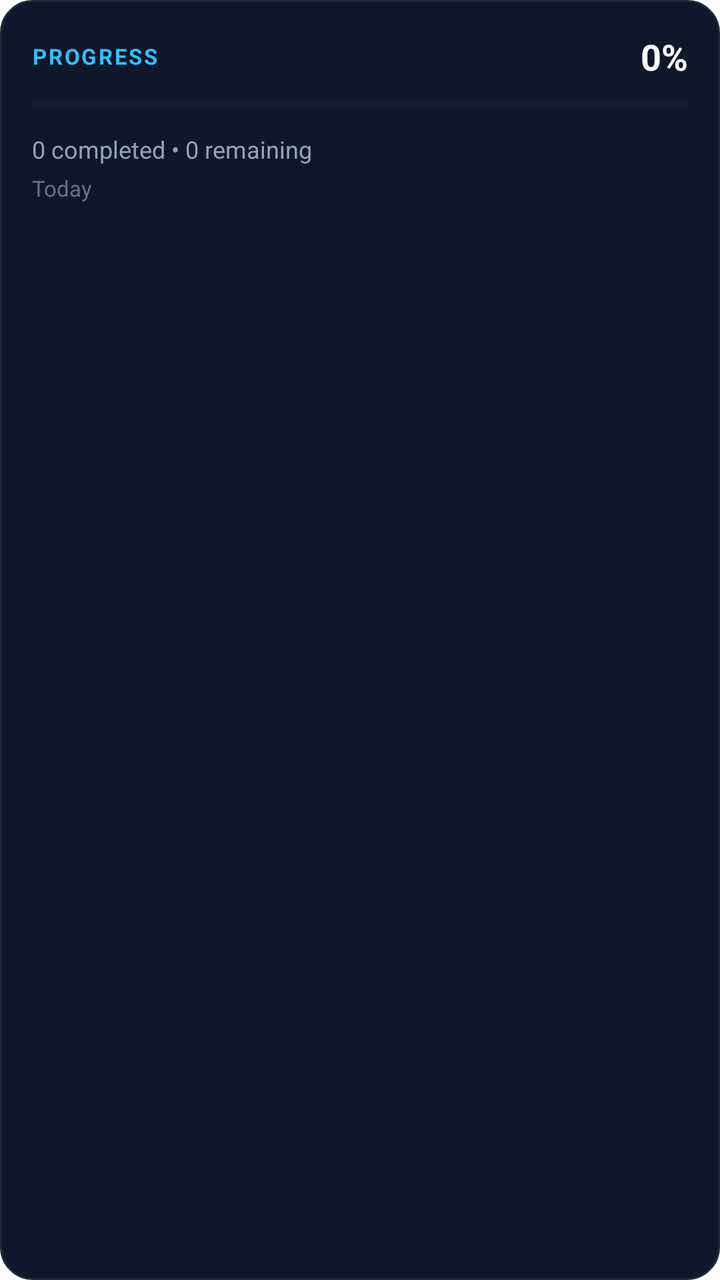
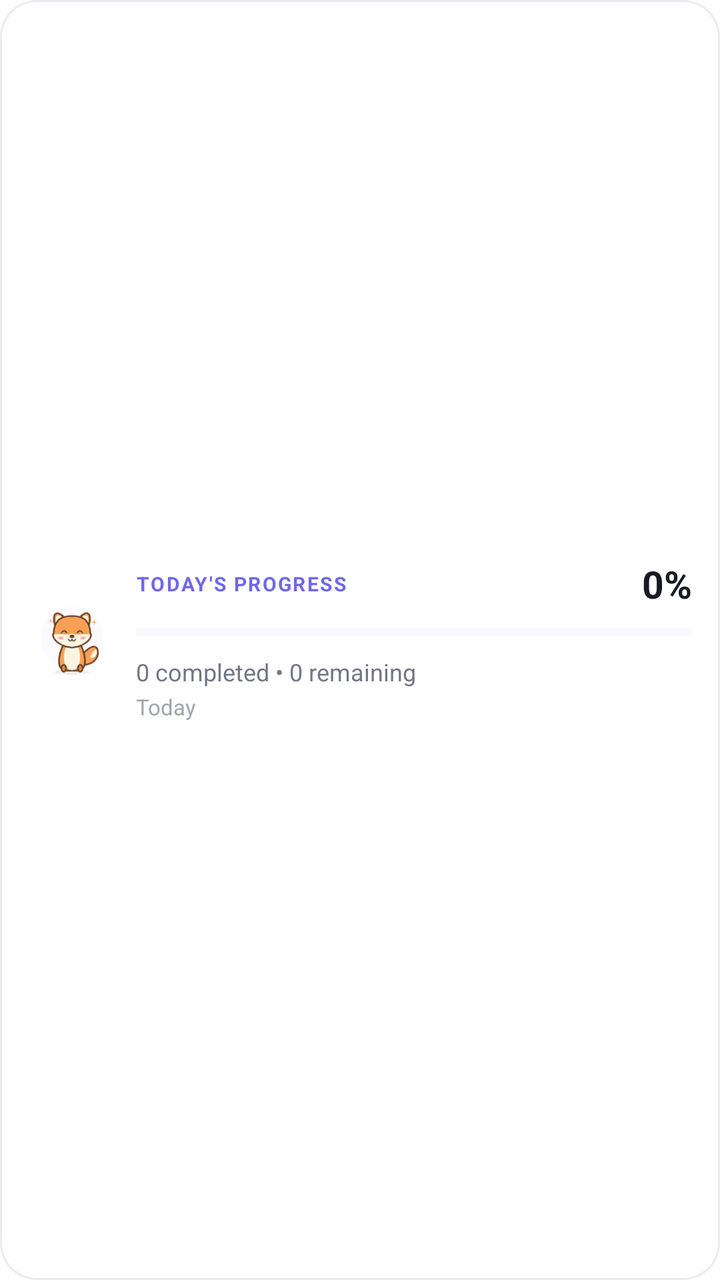

Two renders of the same Android screen: before a commit and after it. Below are the layout's source before the change and the commit's diff.
<!-- AndroidManifest.xml: fallback theme Theme.MaterialComponents.DayNight.NoActionBar -->
<!-- res/layout/widget_daily_progress.xml -->
<?xml version="1.0" encoding="utf-8"?>
<LinearLayout xmlns:android="http://schemas.android.com/apk/res/android"
    android:id="@+id/widget_daily_container"
    android:layout_width="match_parent"
    android:layout_height="match_parent"
    android:orientation="vertical"
    android:padding="16dp"
    android:background="@drawable/widget_background">

    <LinearLayout
        android:layout_width="match_parent"
        android:layout_height="wrap_content"
        android:orientation="horizontal"
        android:gravity="center_vertical">

        <TextView
            android:id="@+id/tv_daily_header"
            android:layout_width="0dp"
            android:layout_height="wrap_content"
            android:layout_weight="1"
            android:text="PROGRESS"
            android:textColor="#38BDF8"
            android:textSize="11sp"
            android:textStyle="bold"
            android:letterSpacing="0.08" />

        <TextView
            android:id="@+id/tv_daily_percent"
            android:layout_width="wrap_content"
            android:layout_height="wrap_content"
            android:text="0%"
            android:textColor="#F8FAFC"
            android:textSize="18sp"
            android:textStyle="bold" />
    </LinearLayout>

    <ProgressBar
        android:id="@+id/pb_daily_progress"
        style="?android:attr/progressBarStyleHorizontal"
        android:layout_width="match_parent"
        android:layout_height="8dp"
        android:layout_marginTop="8dp"
        android:layout_marginBottom="10dp"
        android:max="100"
        android:progress="0"
        android:progressTint="#38BDF8"
        android:progressBackgroundTint="#1E293B" />

    <TextView
        android:id="@+id/tv_daily_tasks_summary"
        android:layout_width="wrap_content"
        android:layout_height="wrap_content"
        android:text="0 completed • 0 remaining"
        android:textColor="#94A3B8"
        android:textSize="12sp" />

    <TextView
        android:id="@+id/tv_daily_date"
        android:layout_width="wrap_content"
        android:layout_height="wrap_content"
        android:layout_marginTop="4dp"
        android:text="Today"
        android:textColor="#64748B"
        android:textSize="11sp" />
</LinearLayout>
<!-- resources referenced by this layout -->
<resources>
  <!-- drawable widget_background (drawable) -->
  <?xml version="1.0" encoding="utf-8"?>
  <shape xmlns:android="http://schemas.android.com/apk/res/android"
      android:shape="rectangle">
      <solid android:color="#0F172A" />
      <corners android:radius="16dp" />
      <stroke
          android:width="1dp"
          android:color="#1E293B" />
  </shape>
</resources>

<!-- the commit's change to res/layout/widget_daily_progress.xml (unified diff, before → after) -->
@@ -3,63 +3,82 @@
     android:id="@+id/widget_daily_container"
     android:layout_width="match_parent"
     android:layout_height="match_parent"
-    android:orientation="vertical"
-    android:padding="16dp"
+    android:orientation="horizontal"
+    android:gravity="center_vertical"
+    android:padding="14dp"
     android:background="@drawable/widget_background">
 
+    <ImageView
+        android:id="@+id/iv_daily_pip"
+        android:layout_width="44dp"
+        android:layout_height="44dp"
+        android:layout_marginEnd="10dp"
+        android:src="@drawable/widget_companion_daily"
+        android:contentDescription="FALL Companion"
+        android:scaleType="fitCenter" />
+
     <LinearLayout
-        android:layout_width="match_parent"
+        android:layout_width="0dp"
         android:layout_height="wrap_content"
-        android:orientation="horizontal"
-        android:gravity="center_vertical">
+        android:layout_weight="1"
+        android:orientation="vertical">
+
+        <LinearLayout
+            android:layout_width="match_parent"
+            android:layout_height="wrap_content"
+            android:orientation="horizontal"
+            android:gravity="center_vertical">
+
+            <TextView
+                android:id="@+id/tv_daily_header"
+                android:layout_width="0dp"
+                android:layout_height="wrap_content"
+                android:layout_weight="1"
+                android:text="TODAY'S PROGRESS"
+                android:textColor="@color/widget_accent"
+                android:textSize="10sp"
+                android:textStyle="bold"
+                android:letterSpacing="0.08" />
+
+            <TextView
+                android:id="@+id/tv_daily_percent"
+                android:layout_width="wrap_content"
+                android:layout_height="wrap_content"
+                android:text="0%"
+                android:textColor="@color/widget_text_primary"
+                android:textSize="19sp"
+                android:textStyle="bold" />
+        </LinearLayout>
+
+        <ProgressBar
+            android:id="@+id/pb_daily_progress"
+            style="?android:attr/progressBarStyleHorizontal"
+            android:layout_width="match_parent"
+            android:layout_height="7dp"
+            android:layout_marginTop="8dp"
+            android:layout_marginBottom="8dp"
+            android:max="100"
+            android:progress="0"
+            android:progressTint="@color/widget_accent"
+            android:progressBackgroundTint="@color/widget_track" />
 
         <TextView
-            android:id="@+id/tv_daily_header"
-            android:layout_width="0dp"
+            android:id="@+id/tv_daily_tasks_summary"
+            android:layout_width="wrap_content"
             android:layout_height="wrap_content"
-            android:layout_weight="1"
-            android:text="PROGRESS"
-            android:textColor="#38BDF8"
-            android:textSize="11sp"
-            android:textStyle="bold"
-            android:letterSpacing="0.08" />
+            android:text="0 completed • 0 remaining"
+            android:textColor="@color/widget_text_secondary"
+            android:textSize="12sp"
+            android:maxLines="1"
+            android:ellipsize="end" />
 
         <TextView
-            android:id="@+id/tv_daily_percent"
+            android:id="@+id/tv_daily_date"
             android:layout_width="wrap_content"
             android:layout_height="wrap_content"
-            android:text="0%"
-            android:textColor="#F8FAFC"
-            android:textSize="18sp"
-            android:textStyle="bold" />
+            android:layout_marginTop="2dp"
+            android:text="Today"
+            android:textColor="@color/widget_text_tertiary"
+            android:textSize="11sp" />
     </LinearLayout>
-
-    <ProgressBar
-        android:id="@+id/pb_daily_progress"
-        style="?android:attr/progressBarStyleHorizontal"
-        android:layout_width="match_parent"
-        android:layout_height="8dp"
-        android:layout_marginTop="8dp"
-        android:layout_marginBottom="10dp"
-        android:max="100"
-        android:progress="0"
-        android:progressTint="#38BDF8"
-        android:progressBackgroundTint="#1E293B" />
-
-    <TextView
-        android:id="@+id/tv_daily_tasks_summary"
-        android:layout_width="wrap_content"
-        android:layout_height="wrap_content"
-        android:text="0 completed • 0 remaining"
-        android:textColor="#94A3B8"
-        android:textSize="12sp" />
-
-    <TextView
-        android:id="@+id/tv_daily_date"
-        android:layout_width="wrap_content"
-        android:layout_height="wrap_content"
-        android:layout_marginTop="4dp"
-        android:text="Today"
-        android:textColor="#64748B"
-        android:textSize="11sp" />
 </LinearLayout>
<!-- resource entries referenced after the edit -->
@@ -1,14 +1,22 @@
 <!-- resources referenced by this layout -->
 <resources>
+  <color name="widget_accent">#7167E8</color>
+  <color name="widget_text_primary">#171923</color>
+  <color name="widget_text_secondary">#727786</color>
+  <color name="widget_text_tertiary">#A0A5B0</color>
+  <color name="widget_track">#EAECF1</color>
   <!-- drawable widget_background (drawable) -->
   <?xml version="1.0" encoding="utf-8"?>
   <shape xmlns:android="http://schemas.android.com/apk/res/android"
       android:shape="rectangle">
-      <solid android:color="#0F172A" />
-      <corners android:radius="16dp" />
+      <solid android:color="@color/widget_bg" />
+      <corners android:radius="18dp" />
       <stroke
           android:width="1dp"
-          android:color="#1E293B" />
+          android:color="@color/widget_border" />
   </shape>
+  <!-- drawable widget_companion_daily: png bitmap (drawable-nodpi, 16686 bytes) -->
+  <color name="widget_bg">#FFFFFF</color>
+  <color name="widget_border">#EAECF1</color>
 </resources>
 
